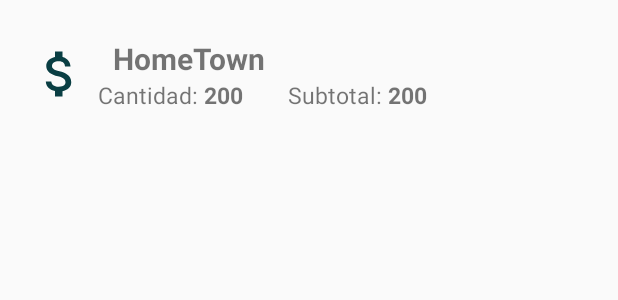
After one commit to JRSValdez/VLSPinventarios, an Android app: the layout detalle_ventaslist_template.xml on its own in the app's theme, with its tools: preview values and no code run, on a phone screen of 412 x 824 dp. The commit adds this screen. Shown: the top 300 px of the screen. Run offline under Robolectric (Android 15) with nearby library versions, the phone set to English and light mode, and no system bars.

Commit message:
Listar Ventas y detalle de ventas completado

```diff
--- a/app/src/main/java/sv/edu/catolica/vlsp_inventarios/ListarProductos.java
+++ b/app/src/main/java/sv/edu/catolica/vlsp_inventarios/ListarProductos.java
@@ -30,7 +30,6 @@ import Clases.ProductListAdapter;
 public class ListarProductos extends Fragment {
 
     int idEmpresa;
-    ListView listView;
     public int[] idPros;
 
     @Override
--- /dev/null
+++ b/app/src/main/res/layout/detalle_ventaslist_template.xml
@@ -0,0 +1,92 @@
+<?xml version="1.0" encoding="utf-8"?>
+<LinearLayout
+    android:descendantFocusability="blocksDescendants"
+    android:orientation="horizontal"
+    xmlns:android="http://schemas.android.com/apk/res/android"
+    android:layout_width="match_parent"
+    android:layout_height="match_parent"
+    android:padding="20dp">
+
+
+        <LinearLayout
+            android:layout_width="match_parent"
+            android:layout_height="wrap_content"
+            android:orientation="horizontal">
+
+            <ImageView
+                android:id="@+id/imgVenta"
+                android:src="@drawable/ic_attach_money_black_24dp"
+                android:layout_width="40dp"
+                android:layout_height="40dp"
+                android:layout_gravity="center_vertical" />
+
+            <LinearLayout
+                android:layout_width="wrap_content"
+                android:layout_height="wrap_content"
+                android:orientation="vertical"
+                android:padding="5dp">
+
+                <LinearLayout
+                    android:layout_width="wrap_content"
+                    android:layout_height="wrap_content"
+                    android:orientation="horizontal">
+
+                    <Space
+                        android:layout_width="10dp"
+                        android:layout_height="wrap_content" />
+
+                    <TextView
+                        android:id="@+id/txtPro"
+                        android:layout_width="match_parent"
+                        android:layout_height="wrap_content"
+                        android:textSize="20dp"
+                        android:textStyle="bold"
+                        android:text="HomeTown" />
+
+                </LinearLayout>
+
+                <LinearLayout
+                    android:layout_width="wrap_content"
+                    android:layout_height="wrap_content"
+                    android:orientation="horizontal">
+
+                    <TextView
+                    android:layout_width="wrap_content"
+                    android:layout_height="wrap_content"
+                    android:textSize="15dp"
+                    android:text="Cantidad: " />
+
+                    <TextView
+                        android:id="@+id/txtCantidad"
+                        android:layout_width="wrap_content"
+                        android:layout_height="wrap_content"
+                        android:textSize="15dp"
+                        android:textStyle="bold"
+                        android:text="200" />
+
+                    <Space
+                        android:layout_width="30dp"
+                        android:layout_height="wrap_content" />
+
+                    <TextView
+                        android:layout_width="wrap_content"
+                        android:layout_height="wrap_content"
+                        android:textSize="15dp"
+                        android:text="Subtotal: " />
+
+                    <TextView
+                        android:id="@+id/txtSub"
+                        android:layout_width="wrap_content"
+                        android:layout_height="wrap_content"
+                        android:textSize="15dp"
+                        android:textStyle="bold"
+                        android:text="200" />
+
+                </LinearLayout>
+
+            </LinearLayout>
+
+        </LinearLayout>
+
+
+</LinearLayout>
--- a/app/src/main/res/values/strings.xml
+++ b/app/src/main/res/values/strings.xml
@@ -1,5 +1,5 @@
 <resources>
-    <string name="app_name">VLSP_inventarios</string>
+    <string name="app_name">VLSP Inventarios</string>
     <string name="navigation_drawer_open">Open navigation drawer</string>
     <string name="navigation_drawer_close">Close navigation drawer</string>
     <string name="nav_header_title">Android Studio</string>
```
Also changed, not shown: app/src/main/java/Clases/DetalleVenta.java (added, +9 -0 lines), app/src/main/java/Clases/DetalleVentasListAdapter.java (added, +50 -0 lines), app/src/main/java/sv/edu/catolica/vlsp_inventarios/DetalleVenta.java (added, +87 -0 lines), app/src/main/java/sv/edu/catolica/vlsp_inventarios/ListarVentas.java (+6 -3 lines), app/src/main/res/layout/fragment_detalleventa.xml (added, +51 -0 lines).
